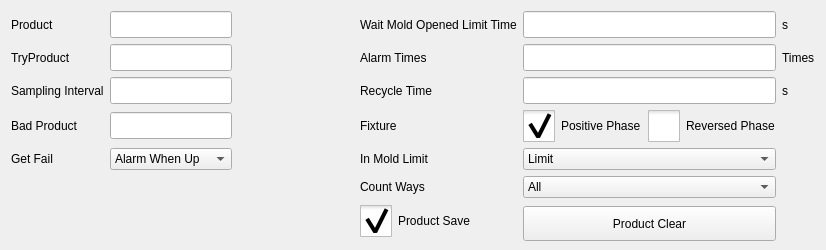
First picture: the form in hcsettings/ichcproductsettingframe.ui, repository dongdong-2009/3-5AxisRobot, before the edit.
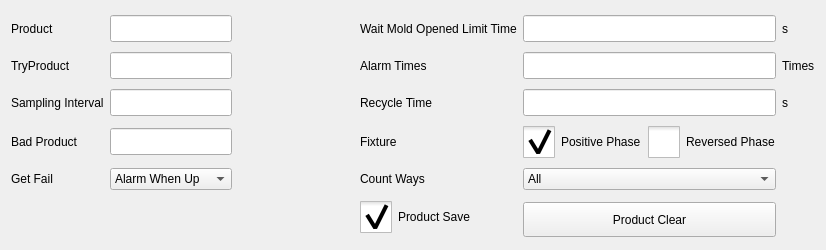
Second picture: the form after the edit. Icons and pictures are not drawn. Custom widgets are drawn as their Qt base class.

```diff
--- a/hcsettings/ichcproductsettingframe.ui
+++ b/hcsettings/ichcproductsettingframe.ui
@@ -40,20 +40,6 @@
      </property>
     </widget>
    </item>
-   <item row="4" column="5">
-    <widget class="ICComboBox" name="fixtureComboBox">
-     <item>
-      <property name="text">
-       <string>Limit</string>
-      </property>
-     </item>
-     <item>
-      <property name="text">
-       <string>NoLimit</string>
-      </property>
-     </item>
-    </widget>
-   </item>
    <item row="1" column="6">
     <widget class="QLabel" name="label_6">
      <property name="text">
@@ -94,16 +80,6 @@
      </property>
     </widget>
    </item>
-   <item row="5" column="3">
-    <widget class="QLabel" name="label_18">
-     <property name="styleSheet">
-      <string notr="true">height:27px ;</string>
-     </property>
-     <property name="text">
-      <string>Count Ways</string>
-     </property>
-    </widget>
-   </item>
    <item row="0" column="6">
     <widget class="QLabel" name="label_4">
      <property name="text">
@@ -255,40 +231,6 @@
      </property>
     </widget>
    </item>
-   <item row="5" column="5">
-    <widget class="ICComboBox" name="countUnitBox">
-     <item>
-      <property name="text">
-       <string>All</string>
-      </property>
-     </item>
-     <item>
-      <property name="text">
-       <string>Good</string>
-      </property>
-     </item>
-     <item>
-      <property name="text">
-       <string>Stack-1</string>
-      </property>
-     </item>
-     <item>
-      <property name="text">
-       <string>Stack-2</string>
-      </property>
-     </item>
-     <item>
-      <property name="text">
-       <string>Stack-3</string>
-      </property>
-     </item>
-     <item>
-      <property name="text">
-       <string>Stack-4</string>
-      </property>
-     </item>
-    </widget>
-   </item>
    <item row="1" column="0">
     <widget class="QLabel" name="label_7">
      <property name="text">
@@ -421,16 +363,6 @@
      </item>
     </widget>
    </item>
-   <item row="4" column="3">
-    <widget class="QLabel" name="label_20">
-     <property name="styleSheet">
-      <string notr="true">height:27px ;</string>
-     </property>
-     <property name="text">
-      <string>In Mold Limit</string>
-     </property>
-    </widget>
-   </item>
    <item row="8" column="3">
     <widget class="QCheckBox" name="productSave">
      <property name="styleSheet">
@@ -466,6 +398,50 @@
      </property>
     </widget>
    </item>
+   <item row="4" column="3">
+    <widget class="QLabel" name="label_18">
+     <property name="styleSheet">
+      <string notr="true">height:27px ;</string>
+     </property>
+     <property name="text">
+      <string>Count Ways</string>
+     </property>
+    </widget>
+   </item>
+   <item row="4" column="5">
+    <widget class="ICComboBox" name="countUnitBox">
+     <item>
+      <property name="text">
+       <string>All</string>
+      </property>
+     </item>
+     <item>
+      <property name="text">
+       <string>Good</string>
+      </property>
+     </item>
+     <item>
+      <property name="text">
+       <string>Stack-1</string>
+      </property>
+     </item>
+     <item>
+      <property name="text">
+       <string>Stack-2</string>
+      </property>
+     </item>
+     <item>
+      <property name="text">
+       <string>Stack-3</string>
+      </property>
+     </item>
+     <item>
+      <property name="text">
+       <string>Stack-4</string>
+      </property>
+     </item>
+    </widget>
+   </item>
   </layout>
  </widget>
  <customwidgets>
```
